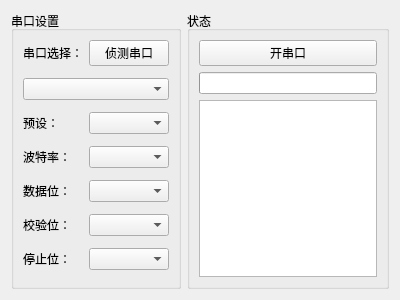
MWTJC/Gnss_on_UAV_GUI, file PySideApp/build_src/ui/SerialSettingsUi.ui: the form before one commit.
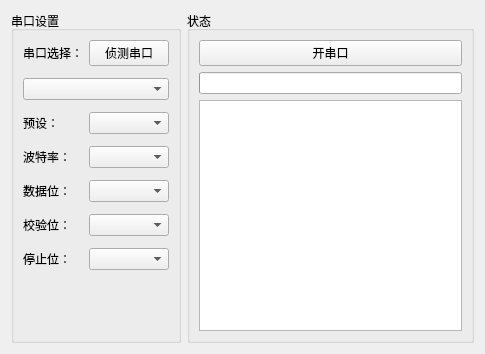
The form after the commit. Icons and pictures are not drawn.

Diff of the .ui file:
```diff
--- a/PySideApp/build_src/ui/SerialSettingsUi.ui
+++ b/PySideApp/build_src/ui/SerialSettingsUi.ui
@@ -6,8 +6,8 @@
    <rect>
     <x>0</x>
     <y>0</y>
-    <width>400</width>
-    <height>300</height>
+    <width>485</width>
+    <height>354</height>
    </rect>
   </property>
   <property name="windowTitle">
```
